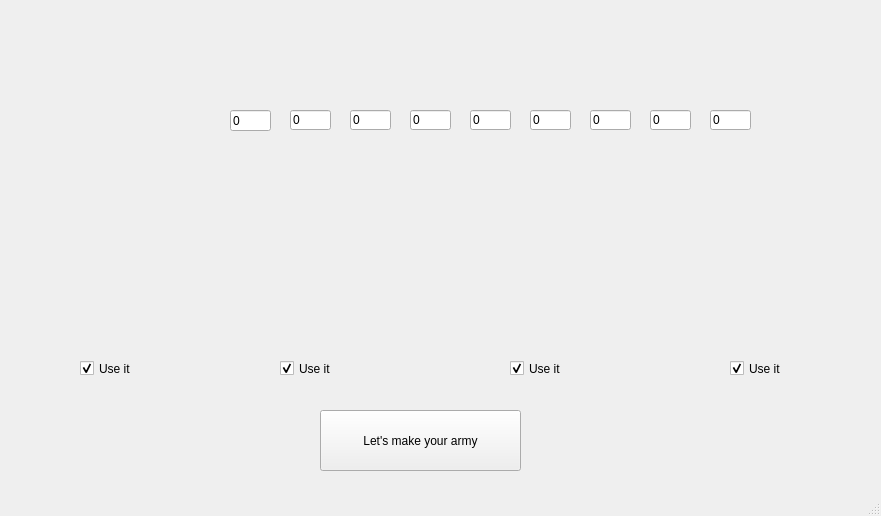
Qt form facer.ui (verdenkaa/WarhammerDataSupport) before a commit.
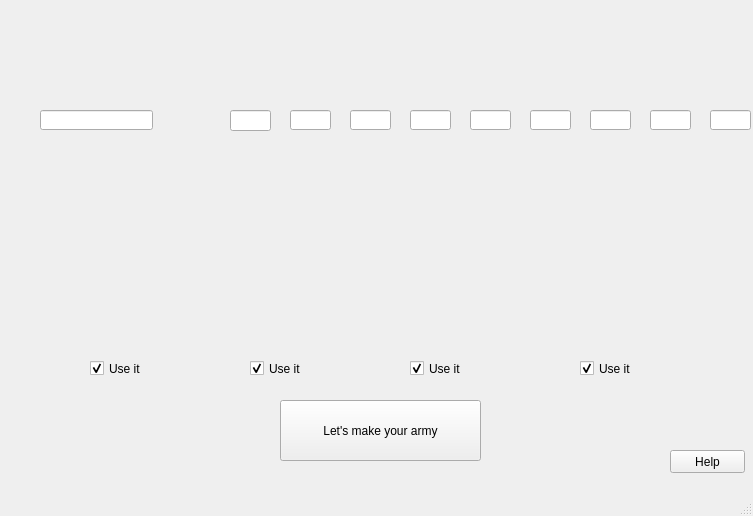
The same form after that commit. Icons and pictures are not drawn.

Patch:
```diff
--- a/facer.ui
+++ b/facer.ui
@@ -6,7 +6,7 @@
    <rect>
     <x>0</x>
     <y>0</y>
-    <width>881</width>
+    <width>753</width>
     <height>516</height>
    </rect>
   </property>
@@ -40,7 +40,7 @@
      </rect>
     </property>
     <property name="text">
-     <string>0</string>
+     <string/>
     </property>
    </widget>
    <widget class="QLineEdit" name="lineEdit_2">
@@ -53,7 +53,7 @@
      </rect>
     </property>
     <property name="text">
-     <string>0</string>
+     <string/>
     </property>
    </widget>
    <widget class="QLineEdit" name="lineEdit_3">
@@ -66,7 +66,7 @@
      </rect>
     </property>
     <property name="text">
-     <string>0</string>
+     <string/>
     </property>
    </widget>
    <widget class="QLineEdit" name="lineEdit_4">
@@ -79,7 +79,7 @@
      </rect>
     </property>
     <property name="text">
-     <string>0</string>
+     <string/>
     </property>
    </widget>
    <widget class="QLineEdit" name="lineEdit_5">
@@ -92,7 +92,7 @@
      </rect>
     </property>
     <property name="text">
-     <string>0</string>
+     <string/>
     </property>
    </widget>
    <widget class="QLineEdit" name="lineEdit_6">
@@ -105,7 +105,7 @@
      </rect>
     </property>
     <property name="text">
-     <string>0</string>
+     <string/>
     </property>
    </widget>
    <widget class="QLineEdit" name="lineEdit_7">
@@ -118,7 +118,7 @@
      </rect>
     </property>
     <property name="text">
-     <string>0</string>
+     <string/>
     </property>
    </widget>
    <widget class="QLineEdit" name="lineEdit_8">
@@ -131,7 +131,7 @@
      </rect>
     </property>
     <property name="text">
-     <string>0</string>
+     <string/>
     </property>
    </widget>
    <widget class="QLineEdit" name="lineEdit_9">
@@ -144,7 +144,7 @@
      </rect>
     </property>
     <property name="text">
-     <string>0</string>
+     <string/>
     </property>
    </widget>
    <widget class="QLabel" name="label_2">
@@ -166,7 +166,7 @@
    <widget class="QLabel" name="label_3">
     <property name="geometry">
      <rect>
-      <x>240</x>
+      <x>200</x>
       <y>160</y>
       <width>151</width>
       <height>191</height>
@@ -182,7 +182,7 @@
    <widget class="QLabel" name="label_4">
     <property name="geometry">
      <rect>
-      <x>470</x>
+      <x>360</x>
       <y>160</y>
       <width>151</width>
       <height>191</height>
@@ -198,7 +198,7 @@
    <widget class="QLabel" name="label_5">
     <property name="geometry">
      <rect>
-      <x>690</x>
+      <x>520</x>
       <y>160</y>
       <width>151</width>
       <height>191</height>
@@ -214,7 +214,7 @@
    <widget class="QCheckBox" name="checkBox">
     <property name="geometry">
      <rect>
-      <x>80</x>
+      <x>90</x>
       <y>360</y>
       <width>70</width>
       <height>17</height>
@@ -233,7 +233,7 @@
    <widget class="QCheckBox" name="checkBox_2">
     <property name="geometry">
      <rect>
-      <x>280</x>
+      <x>250</x>
       <y>360</y>
       <width>70</width>
       <height>17</height>
@@ -252,7 +252,7 @@
    <widget class="QCheckBox" name="checkBox_3">
     <property name="geometry">
      <rect>
-      <x>510</x>
+      <x>410</x>
       <y>360</y>
       <width>70</width>
       <height>17</height>
@@ -271,7 +271,7 @@
    <widget class="QCheckBox" name="checkBox_4">
     <property name="geometry">
      <rect>
-      <x>730</x>
+      <x>580</x>
       <y>360</y>
       <width>70</width>
       <height>17</height>
@@ -290,8 +290,8 @@
    <widget class="QPushButton" name="pushButton">
     <property name="geometry">
      <rect>
-      <x>320</x>
-      <y>410</y>
+      <x>280</x>
+      <y>400</y>
       <width>201</width>
       <height>61</height>
      </rect>
@@ -303,6 +303,29 @@
      <string>Let's make your army</string>
     </property>
    </widget>
+   <widget class="QPushButton" name="pushButton_2">
+    <property name="geometry">
+     <rect>
+      <x>670</x>
+      <y>450</y>
+      <width>75</width>
+      <height>23</height>
+     </rect>
+    </property>
+    <property name="text">
+     <string>Help</string>
+    </property>
+   </widget>
+   <widget class="QLineEdit" name="lineEdit_10">
+    <property name="geometry">
+     <rect>
+      <x>40</x>
+      <y>110</y>
+      <width>113</width>
+      <height>20</height>
+     </rect>
+    </property>
+   </widget>
   </widget>
   <widget class="QMenuBar" name="menubar">
    <property name="geometry">
```
Left out of the diff: 2 changed lines with no effect on the pictures.
